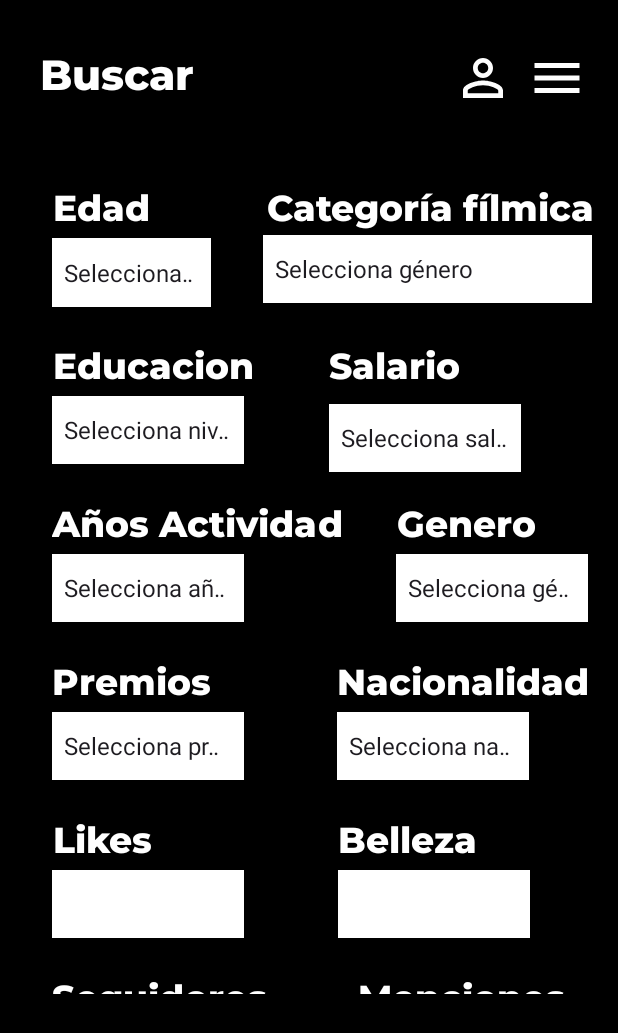
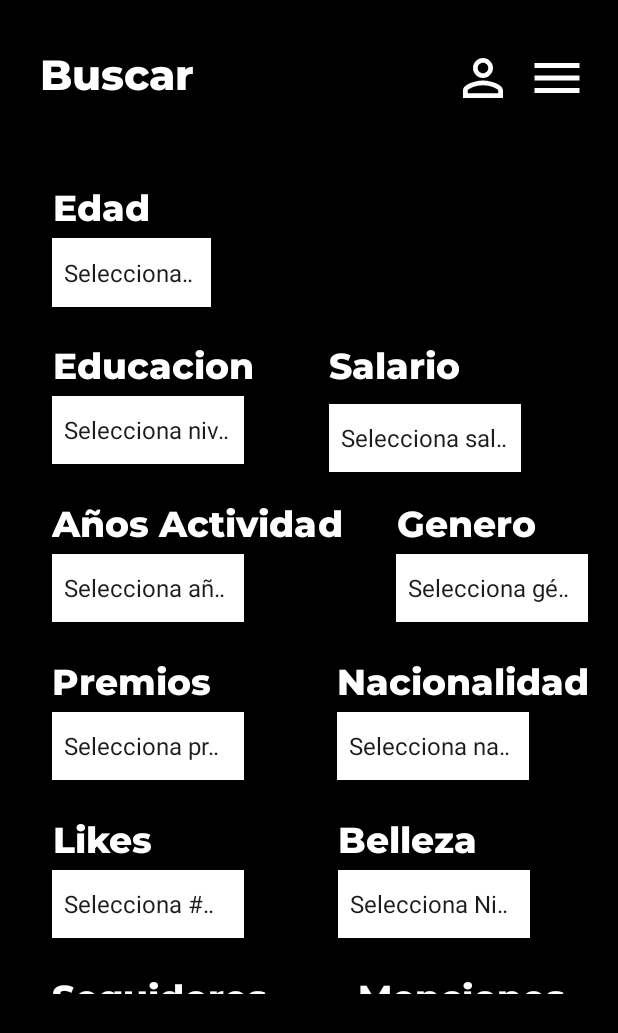
Before and after one commit to alaixgg/FilmCast, an Android app: the ActivityBuscar screen opened directly, with no data from a screen before it, on a phone screen of 412 x 824 dp. Shown: the top 1033 px of the screen. Run offline under Robolectric (Android 15) with nearby library versions, the phone set to English and light mode, and no system bars; 4 statements that could not run were skipped.

```diff
--- a/Aplicaciones de Moviles/app/app/build.gradle.kts
+++ b/Aplicaciones de Moviles/app/app/build.gradle.kts
@@ -45,7 +45,6 @@ android {
 }
 
 dependencies {
-
     implementation(libs.androidx.core.ktx)
     implementation(libs.androidx.appcompat)
     implementation(libs.material)
@@ -56,6 +55,10 @@ dependencies {
     implementation(libs.androidx.annotation)
     implementation(libs.androidx.lifecycle.livedata.ktx)
     implementation(libs.androidx.lifecycle.viewmodel.ktx)
+    //retrofit
+
+    implementation("com.squareup.retrofit2:retrofit:2.9.0")
+    implementation("com.squareup.retrofit2:converter-gson:2.9.0")
     testImplementation(libs.junit)
     androidTestImplementation(libs.androidx.junit)
     androidTestImplementation(libs.androidx.espresso.core)
--- a/Aplicaciones de Moviles/app/app/src/main/java/com/example/filmcast/ui/login/ActivityBuscar.kt
+++ b/Aplicaciones de Moviles/app/app/src/main/java/com/example/filmcast/ui/login/ActivityBuscar.kt
@@ -7,6 +7,15 @@ import android.widget.ArrayAdapter
 import android.widget.ImageView
 import android.widget.Spinner
 import androidx.appcompat.app.AppCompatActivity
+import android.widget.Button
+import android.widget.Toast
+import com.example.filmcast.data.RetroFit.SeleccionData
+import com.example.filmcast.data.RetroFit.RetrofitClient
+
+import retrofit2.Call
+import retrofit2.Callback
+import retrofit2.Response
+
 
 class ActivityBuscar : AppCompatActivity() {
 
@@ -16,6 +25,9 @@ class ActivityBuscar : AppCompatActivity() {
     private lateinit var spinnerSalario: Spinner
     private lateinit var spinnerAniosAct: Spinner
     private lateinit var spinnerGenero: Spinner
+    private lateinit var spinnerLikes: Spinner
+    private lateinit var spinnerBeLleza: Spinner
+    private lateinit var spinnerSeguidores: Spinner
     private lateinit var spinnerNacionalidad: Spinner
     private lateinit var spinnerPremios: Spinner
     private lateinit var spinnerMenciones: Spinner
@@ -36,13 +48,15 @@ class ActivityBuscar : AppCompatActivity() {
             startActivity(intent)
         }
 
-
         spinnerEdad = findViewById(R.id.BU_spinner_edad)
         spinnerGeneroCine = findViewById(R.id.BU_genero_cine)
         spinnerEducacion = findViewById(R.id.BU_spinner_educacion)
         spinnerSalario = findViewById(R.id.BU_spinner_salario)
         spinnerAniosAct = findViewById(R.id.BU_spinner_años_act)
         spinnerGenero = findViewById(R.id.BU_spinner_genero)
+        spinnerLikes = findViewById(R.id.BU_spinner_redes_likes)
+        spinnerBeLleza = findViewById(R.id.BU_spinner_belleza)
+        spinnerSeguidores = findViewById(R.id.BU_spinner_redes_seguidores)
         spinnerNacionalidad = findViewById(R.id.BU_spinner_nacionalidad)
         spinnerPremios = findViewById(R.id.Bu_spinner_premios)
         spinnerMenciones = findViewById(R.id.BU_spinner_menciones)
@@ -54,11 +68,13 @@ class ActivityBuscar : AppCompatActivity() {
         val salarios = arrayOf("Selecciona salario", "Menos de 1000", "1000-2000", "2001-3000", "Más de 3000")
         val añosAct = arrayOf("Selecciona años de actividad", "Menos de 1", "1-5", "6-10", "Más de 10")
         val generos = arrayOf("Selecciona género", "Masculino", "Femenino", "Otro")
+        val likes = arrayOf("Selecciona # Likes", "0–500", "501–1500", "1501–3000", "3001–4500", "4501–6000", "6001 o más")
+        val belleza = arrayOf("Selecciona Nivel Belleza", "0-2", "3-5", "6-8", "9-10")
+        val seguidores = arrayOf("Selecciona # seguidores", "0–1000", "1001–8000", "8001–12.000", "12.001–18.000", "18.001–24.001", "24.001 o más")
         val nacionalidades = arrayOf("Selecciona nacionalidad", "Colombiana", "Mexicana", "Argentina", "Otro")
         val premios = arrayOf("Selecciona premios", "Ninguno", "1-3", "4-6", "Más de 6")
         val menciones = arrayOf("Selecciona menciones", "Ninguna", "1-5", "6-10", "Más de 10")
         val tamañosPagina = arrayOf("Selecciona tamaño de página", "10", "20", "50", "100")
-
 
         val adapterEdad = ArrayAdapter(this, android.R.layout.simple_spinner_item, edades)
         val adapterGeneroCine = ArrayAdapter(this, android.R.layout.simple_spinner_item, generosCine)
@@ -66,11 +82,13 @@ class ActivityBuscar : AppCompatActivity() {
         val adapterSalario = ArrayAdapter(this, android.R.layout.simple_spinner_item, salarios)
         val adapterAniosAct = ArrayAdapter(this, android.R.layout.simple_spinner_item, añosAct)
         val adapterGenero = ArrayAdapter(this, android.R.layout.simple_spinner_item, generos)
+        val adapterLikes = ArrayAdapter(this, android.R.layout.simple_spinner_item, likes)
+        val adapterBeLleza = ArrayAdapter(this, android.R.layout.simple_spinner_item, belleza)
+        val adapterSeguidores = ArrayAdapter(this, android.R.layout.simple_spinner_item, seguidores)
         val adapterNacionalidad = ArrayAdapter(this, android.R.layout.simple_spinner_item, nacionalidades)
         val adapterPremios = ArrayAdapter(this, android.R.layout.simple_spinner_item, premios)
         val adapterMenciones = ArrayAdapter(this, android.R.layout.simple_spinner_item, menciones)
         val adapterTamañoPagina = ArrayAdapter(this, android.R.layout.simple_spinner_item, tamañosPagina)
-
 
         adapterEdad.setDropDownViewResource(android.R.layout.simple_spinner_dropdown_item)
         adapterGeneroCine.setDropDownViewResource(android.R.layout.simple_spinner_dropdown_item)
@@ -78,6 +96,9 @@ class ActivityBuscar : AppCompatActivity() {
         adapterSalario.setDropDownViewResource(android.R.layout.simple_spinner_dropdown_item)
         adapterAniosAct.setDropDownViewResource(android.R.layout.simple_spinner_dropdown_item)
         adapterGenero.setDropDownViewResource(android.R.layout.simple_spinner_dropdown_item)
+        adapterLikes.setDropDownViewResource(android.R.layout.simple_spinner_dropdown_item)
+        adapterBeLleza.setDropDownViewResource(android.R.layout.simple_spinner_dropdown_item)
+        adapterSeguidores.setDropDownViewResource(android.R.layout.simple_spinner_dropdown_item)
         adapterNacionalidad.setDropDownViewResource(android.R.layout.simple_spinner_dropdown_item)
         adapterPremios.setDropDownViewResource(android.R.layout.simple_spinner_dropdown_item)
         adapterMenciones.setDropDownViewResource(android.R.layout.simple_spinner_dropdown_item)
@@ -89,9 +110,50 @@ class ActivityBuscar : AppCompatActivity() {
         spinnerSalario.adapter = adapterSalario
         spinnerAniosAct.adapter = adapterAniosAct
         spinnerGenero.adapter = adapterGenero
+        spinnerLikes.adapter = adapterLikes
+        spinnerBeLleza.adapter = adapterBeLleza
+        spinnerSeguidores.adapter = adapterSeguidores
         spinnerNacionalidad.adapter = adapterNacionalidad
         spinnerPremios.adapter = adapterPremios
         spinnerMenciones.adapter = adapterMenciones
         spinnerTamañoPagina.adapter = adapterTamañoPagina
+
+        val enviarButton = findViewById<Button>(R.id.enviar_button) // Asegúrate de tener un botón para enviar
+
+        enviarButton.setOnClickListener {
+            val seleccionData = SeleccionData(
+                edad = spinnerEdad.selectedItem.toString(),
+                generoCine = spinnerGeneroCine.selectedItem.toString(),
+                educacion = spinnerEducacion.selectedItem.toString(),
+                salario = spinnerSalario.selectedItem.toString(),
+                aniosAct = spinnerAniosAct.selectedItem.toString(),
+                genero = spinnerGenero.selectedItem.toString(),
+                likes = spinnerLikes.selectedItem.toString(),
+                belleza = spinnerBeLleza.selectedItem.toString(),
+                seguidores = spinnerSeguidores.selectedItem.toString(),
+                nacionalidad = spinnerNacionalidad.selectedItem.toString(),
+                premios = spinnerPremios.selectedItem.toString(),
+                menciones = spinnerMenciones.selectedItem.toString(),
+                tamañoPagina = spinnerTamañoPagina.selectedItem.toString()
+            )
+
+            enviarSeleccion(seleccionData)
+        }
+    }
+
+    private fun enviarSeleccion(data: SeleccionData) {
+        RetrofitClient.instance.enviarSeleccion(data).enqueue(object : Callback<Void> {
+            override fun onResponse(call: Call<Void>, response: Response<Void>) {
+                if (response.isSuccessful) {
+                    Toast.makeText(this@ActivityBuscar, "Selección enviada exitosamente", Toast.LENGTH_SHORT).show()
+                } else {
+                    Toast.makeText(this@ActivityBuscar, "Error al enviar selección", Toast.LENGTH_SHORT).show()
+                }
+            }
+
+            override fun onFailure(call: Call<Void>, t: Throwable) {
+                Toast.makeText(this@ActivityBuscar, "Error de conexión: ${t.message}", Toast.LENGTH_SHORT).show()
+            }
+        })
     }
 }
--- a/Aplicaciones de Moviles/app/app/src/main/res/layout/activity_buscar.xml
+++ b/Aplicaciones de Moviles/app/app/src/main/res/layout/activity_buscar.xml
@@ -85,32 +85,6 @@
                 android:background="@color/white"
                 app:layout_constraintStart_toStartOf="@+id/Bu_edad"
                 app:layout_constraintTop_toBottomOf="@+id/Bu_edad" />
-
-            <TextView
-                android:id="@+id/Bu_genero_cine"
-                android:layout_width="223dp"
-                android:layout_height="29dp"
-                android:background="@color/black"
-                android:fontFamily="@font/montserrat_extrabold"
-                android:gravity="center"
-                android:text="@string/PA_genero_cine"
-                android:textColor="@color/white"
-                android:textFontWeight="700"
-                android:textSize="24sp"
-                app:layout_constraintEnd_toEndOf="parent"
-                app:layout_constraintHorizontal_bias="0.793"
-                app:layout_constraintStart_toEndOf="@+id/Bu_edad"
-                app:layout_constraintTop_toTopOf="@+id/Bu_edad" />
-
-            <Spinner
-                android:id="@+id/BU_genero_cine"
-                android:layout_width="219dp"
-                android:layout_height="45dp"
-                android:spinnerMode="dropdown"
-                android:layout_marginTop="4dp"
-                android:background="@color/white"
-                app:layout_constraintStart_toStartOf="@+id/Bu_genero_cine"
-                app:layout_constraintTop_toBottomOf="@+id/Bu_genero_cine" />
 
             <TextView
                 android:id="@+id/Bu_educacion"
--- a/Aplicaciones de Moviles/app/app/src/main/res/values/strings.xml
+++ b/Aplicaciones de Moviles/app/app/src/main/res/values/strings.xml
@@ -215,7 +215,7 @@
     </string-array>
 
     <string-array name="Bu_likes">
-        <item>Liekes en redes</item>
+        <item>Likes en redes</item>
         <item>0–500</item>
         <item>501–1500</item>
         <item>1501–3000</item>
--- a/Aplicaciones de Moviles/app/gradle/libs.versions.toml
+++ b/Aplicaciones de Moviles/app/gradle/libs.versions.toml
@@ -14,6 +14,8 @@ navigationUiKtx = "2.8.0"
 annotation = "1.6.0"
 lifecycleLivedataKtx = "2.8.5"
 lifecycleViewmodelKtx = "2.8.5"
+retrofit = "2.9.0"
+
 
 [libraries]
 androidx-core-ktx = { group = "androidx.core", name = "core-ktx", version.ref = "coreKtx" }
@@ -30,6 +32,9 @@ androidx-annotation = { group = "androidx.annotation", name = "annotation", vers
 androidx-lifecycle-livedata-ktx = { group = "androidx.lifecycle", name = "lifecycle-livedata-ktx", version.ref = "lifecycleLivedataKtx" }
 androidx-lifecycle-viewmodel-ktx = { group = "androidx.lifecycle", name = "lifecycle-viewmodel-ktx", version.ref = "lifecycleViewmodelKtx" }
 
+retrofit = { module = "com.squareup.retrofit2:retrofit", version.ref = "retrofit" }
+converter-gson = { module = "com.squareup.retrofit2:converter-gson", version.ref = "retrofit" }
+
 [plugins]
 android-application = { id = "com.android.application", version.ref = "agp" }
 jetbrains-kotlin-android = { id = "org.jetbrains.kotlin.android", version.ref = "kotlin" }
```
Also changed, not shown: Aplicaciones de Moviles/app/app/src/main/java/com/example/filmcast/data/RetroFit/ApiService.kt (added, +26 -0 lines), Aplicaciones de Moviles/app/app/src/main/java/com/example/filmcast/data/RetroFit/RetrofitClient.kt (added, +16 -0 lines).
